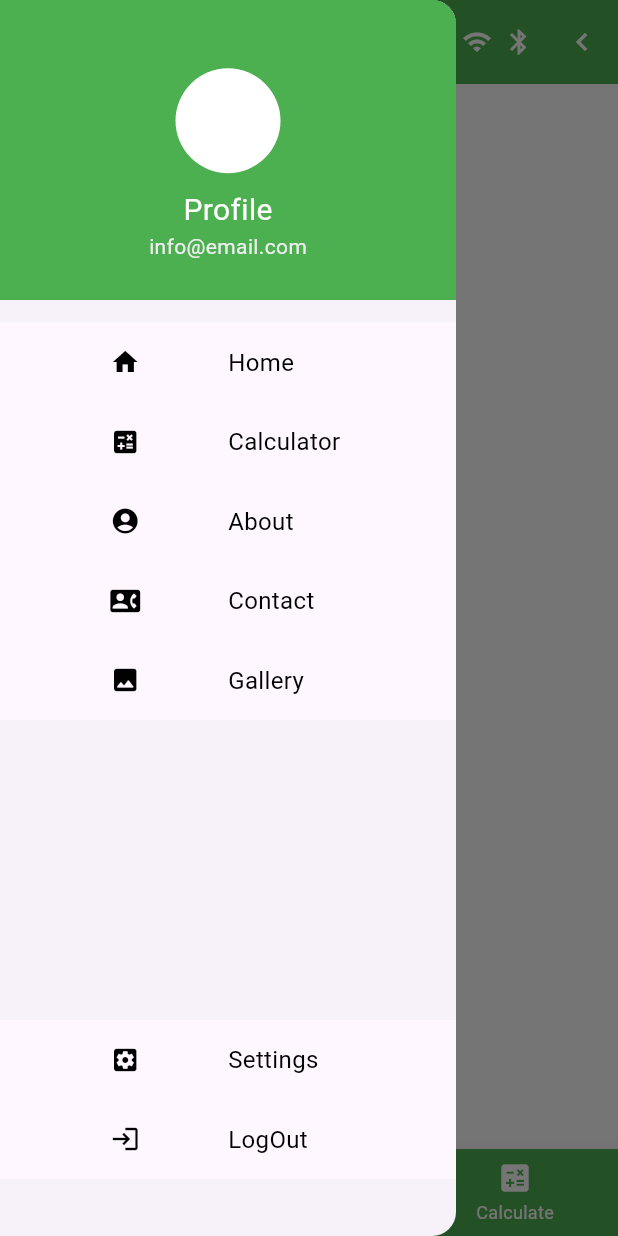
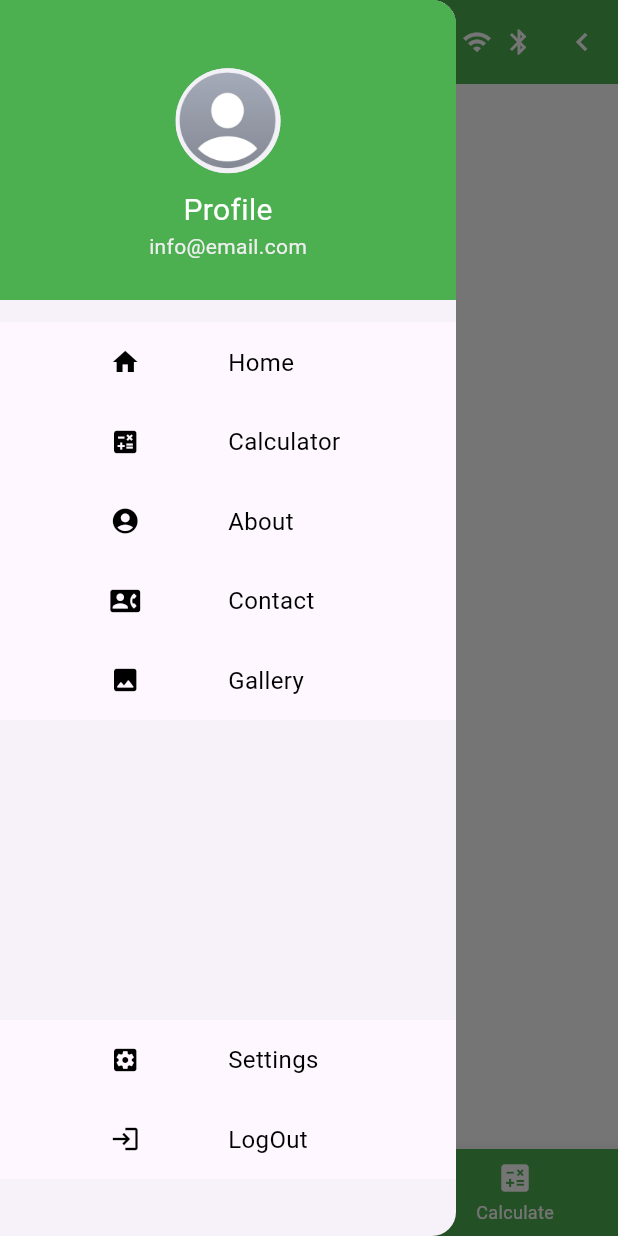
Before and after one commit to Kamalikabakirecharles/ClassMe-Mobile-App, a Flutter app: the screen it shows after launch, with the side drawer open, on a phone screen of 412 x 824 dp. Run offline on Flutter 3.47's test engine with Material 3 defaults, Android fonts, the phone set to English and light mode, and no system bars; our stand-ins replace connectivity, contacts_service, flutter_blue, image_picker, permission_handler, shared_preferences.

```diff
--- a/lib/ThemeProvider.dart
+++ b/lib/ThemeProvider.dart
@@ -80,10 +80,12 @@ class ThemeProvider with ChangeNotifier {
 
 
   ThemeData _getTheme(int? themeIndex) {
-    final totalThemes = 5; // Total number of themes including the original one
+  if (themeIndex == null) {
+    return _greenTheme; // Provide a default theme if themeIndex is null
+  }
 
-    // Use modulo operator to loop back to the first theme when reaching the last one
-    final adjustedIndex = themeIndex! % totalThemes;
+  final totalThemes = 5;
+  final adjustedIndex = themeIndex % totalThemes;
 
   switch (adjustedIndex) {
     case 1:
@@ -98,6 +100,7 @@ class ThemeProvider with ChangeNotifier {
       return _greenTheme;
   }
 }
+
 
   static final ThemeData _greenTheme = ThemeData(
     primaryColor: greenPrimaryColor,
--- a/lib/my_drawer_header.dart
+++ b/lib/my_drawer_header.dart
@@ -1,15 +1,77 @@
+import 'dart:io';
+import 'dart:convert';
 import 'package:flutter/material.dart';
+import 'package:image_picker/image_picker.dart';
 import 'package:provider/provider.dart';
+import 'package:shared_preferences/shared_preferences.dart';
 import 'ThemeProvider.dart';
+import 'dart:typed_data';
 
 class MyHeaderDrawer extends StatefulWidget {
-  const MyHeaderDrawer({super.key});
+  const MyHeaderDrawer({Key? key}) : super(key: key);
 
   @override
   State<MyHeaderDrawer> createState() => _MyHeaderDrawerState();
 }
 
 class _MyHeaderDrawerState extends State<MyHeaderDrawer> {
+  Uint8List? _image;
+  File? selectedImage;
+  bool isLoading = true;
+
+  Future<void> _pickProfileImage() async {
+  final imagePicker = ImagePicker();
+  final pickedImage = await imagePicker.pickImage(source: ImageSource.gallery);
+
+  if (pickedImage == null) return;
+
+  final pickedImageFile = File(pickedImage.path);
+  final imageBytes = await pickedImageFile.readAsBytes();
+
+  // Save the selected image to shared preferences
+  await saveProfilePicture(imageBytes as String);
+
+  setState(() {
+    _image = imageBytes;
+  });
+}
+
+  // Function to save the base64-encoded string to shared preferences
+  Future<void> saveProfilePicture(String base64String) async {
+    final prefs = await SharedPreferences.getInstance();
+    prefs.setString('profilePicture', base64String);
+  }
+
+// Function to load the profile picture from shared preferences
+Future<void> loadProfilePicture() async {
+  final prefs = await SharedPreferences.getInstance();
+  final base64String = prefs.getString('profilePicture');
+
+  if (base64String != null) {
+    // Decode the base64 string to Uint8List
+    final imageBytes = base64Decode(base64String);
+
+    setState(() {
+      _image = imageBytes;
+    });
+  }
+
+  // Set isLoading to false after loading the profile picture
+  setState(() {
+    isLoading = false;
+  });
+}
+
+  @override
+  void initState() {
+    super.initState();
+    // Load the profile picture when the widget initializes
+    loadProfilePicture();
+    Future.delayed(Duration.zero, () {
+      print("Initial Image: $_image");
+    });
+  }
+
   @override
   Widget build(BuildContext context) {
     final themeProvider = Provider.of<ThemeProvider>(context);
@@ -22,17 +84,22 @@ class _MyHeaderDrawerState extends State<MyHeaderDrawer> {
       child: Column(
         mainAxisAlignment: MainAxisAlignment.center,
         children: [
-          Container(
-            margin: EdgeInsets.only(bottom: 10),
-            height: 70,
-            width: 70,
-            decoration: BoxDecoration(
-              shape: BoxShape.circle,
-              color: Colors.white, // Set the color to white
+          GestureDetector(
+            onTap: () => _pickProfileImage(),
+            child: CircleAvatar(
+              radius: 35,
+              backgroundImage: isLoading
+                  ? null
+                  : (_image != null && _image!.isNotEmpty
+                      ? MemoryImage(_image!)
+                      : AssetImage("lib/images/default_profile_image.png"))
+                  as ImageProvider<Object>?,
             ),
           ),
+          SizedBox(height: 10),
           Text("Profile", style: TextStyle(color: Colors.white, fontSize: 20)),
-          Text("info@email.com", style: TextStyle(color: Colors.grey[200], fontSize: 14)),
+          Text("info@email.com",
+              style: TextStyle(color: Colors.grey[200], fontSize: 14)),
         ],
       ),
     );
--- a/lib/pages/calculator.dart
+++ b/lib/pages/calculator.dart
@@ -273,8 +273,7 @@ void _onMenuItemSelected(String title) {
           ),
         ),
         style: ElevatedButton.styleFrom(
-          shape: CircleBorder(),
-          primary: btncolor,
+          shape: CircleBorder(), backgroundColor: btncolor,
           padding: EdgeInsets.all(20),
         ),
       ),
--- a/pubspec.yaml
+++ b/pubspec.yaml
@@ -41,6 +41,11 @@ dependencies:
   device_info_plus: ^2.1.1
   connectivity_plus: ^3.0.2
   flutter_blue: ^0.8.0
+  another_carousel_pro: ^1.0.0
+  image_picker: ^1.0.7
+  contacts_service: ^0.6.3
+  permission_handler: ^11.3.0
+  url_launcher: ^6.0.10
 
 
 dev_dependencies:
@@ -71,6 +76,7 @@ flutter:
     # - images/a_dot_ham.jpeg
     - lib/images/google.png
     - lib/images/apple.png
+    - lib/images/default_profile_image.png
 
   # An image asset can refer to one or more resolution-specific "variants", see
   # https://flutter.dev/assets-and-images/#resolution-aware
```
Also changed, not shown: lib/image_slider.dart (added, +54 -0 lines), lib/main.dart (+31 -4 lines), lib/pages/Contact.dart (added, +110 -0 lines), lib/pages/gallery.dart (added, +187 -0 lines), lib/images/default_profile_image.png (added), pubspec.lock, 6 other files. Lines whose indentation alone changed are shown as unchanged.
